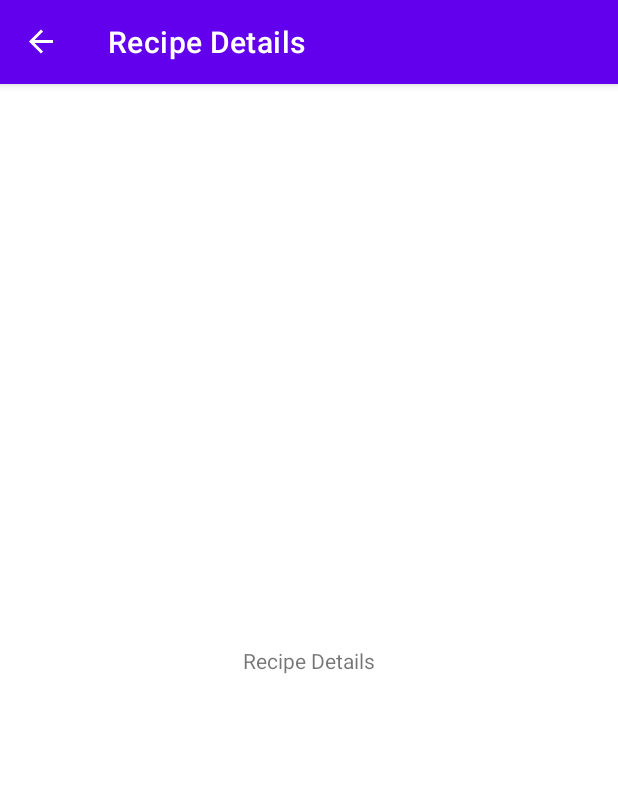
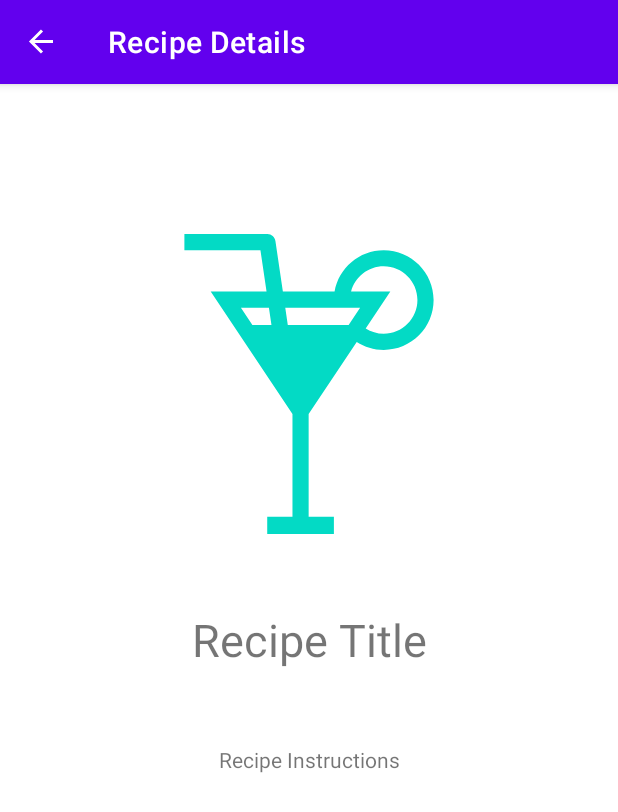
Before and after one commit to akr3081/mixology, an Android app: the RecipeDetailFragment screen opened through its navigation route, on a phone screen of 412 x 824 dp. Shown: the top 812 px of the screen. Run offline under Robolectric (Android 15) with nearby library versions, the light colour scheme and no system bars; our stand-ins replace navigation-ui; pictures from the network do not load.

Commit message:
Sets up RecipeDetailFragment

```diff
--- a/app/src/main/java/com/mixology/RecipeListFragment.kt
+++ b/app/src/main/java/com/mixology/RecipeListFragment.kt
@@ -8,8 +8,10 @@ import android.view.LayoutInflater
 import android.view.View
 import android.view.ViewGroup
 import android.widget.Toast
+import androidx.core.os.bundleOf
+import androidx.fragment.app.setFragmentResult
 import androidx.navigation.fragment.findNavController
-import com.mixology.adapters.RecipeAdapter
+import com.mixology.adapters.RecipeListAdapter
 import com.mixology.common.getRecipeList
 import com.mixology.databinding.RecipeListFragmentBinding
 import com.mixology.models.Recipe
@@ -39,11 +41,12 @@ class RecipeListFragment : Fragment() {
 
         appContext = requireContext()
 
-        val adapter = RecipeAdapter(appContext, recipeList)
+        val adapter = RecipeListAdapter(appContext, recipeList)
         binding.recipeList.adapter = adapter
 
         // Navigates to recipeDetail fragment when item is clicked
         binding.recipeList.setOnItemClickListener { parent, _, position, _ ->
+            setFragmentResult("recipeId", bundleOf("recipeId" to recipeList[position].id))
             findNavController().navigate(R.id.action_navigate_to_RecipeDetailFragment)
         }
 
--- a/app/src/main/java/com/mixology/adapters/RecipeAdapter.kt
+++ b/app/src/main/java/com/mixology/adapters/RecipeListAdapter.kt
@@ -11,8 +11,8 @@ import com.bumptech.glide.Glide
 import com.mixology.R
 import com.mixology.models.Recipe
 
-class RecipeAdapter(private val context: Context,
-                    private val dataSource: ArrayList<Recipe>) : BaseAdapter() {
+class RecipeListAdapter(private val context: Context,
+                        private val dataSource: ArrayList<Recipe>) : BaseAdapter() {
 
     private val inflater: LayoutInflater =
         context.getSystemService(Context.LAYOUT_INFLATER_SERVICE) as LayoutInflater
--- a/app/src/main/java/com/mixology/models/Recipe.kt
+++ b/app/src/main/java/com/mixology/models/Recipe.kt
@@ -1,11 +1,12 @@
 package com.mixology.models
 
-class Recipe(recipeTitle: String, recipeDesc: String, recipeSrc: String) {
+class Recipe(recipeId: String, recipeTitle: String, recipeDesc: String, recipeSrc: String) {
+    var id: String = recipeId
     var title: String = recipeTitle
     var description: String = recipeDesc
     var image: String = recipeSrc
 
     override fun toString(): String {
-        return title
+        return "$id: $title"
     }
 }
--- a/app/src/main/res/layout/recipe_detail_fragment.xml
+++ b/app/src/main/res/layout/recipe_detail_fragment.xml
@@ -5,16 +5,41 @@
     xmlns:tools="http://schemas.android.com/tools"
     android:layout_width="match_parent"
     android:layout_height="match_parent"
+    android:layout_margin="50dp"
     tools:context=".RecipeDetailFragment"
 >
+    <ImageView
+        android:id="@+id/recipe_detail_image"
+        android:layout_width="200dp"
+        android:layout_height="200dp"
+        android:layout_marginTop="50dp"
+        android:src="@drawable/thumbnail"
+        android:contentDescription="Recipe thumbnail"
+        app:layout_constraintTop_toTopOf="parent"
+        app:layout_constraintStart_toStartOf="parent"
+        app:layout_constraintEnd_toEndOf="parent"
+    />
+
     <TextView
-        android:id="@+id/recipe_detail_textview"
+        android:id="@+id/recipe_detail_title"
         android:layout_width="wrap_content"
         android:layout_height="wrap_content"
-        android:text="Recipe Details"
-        app:layout_constraintBottom_toBottomOf="parent"
+        android:layout_marginTop="50dp"
+        android:textSize="30sp"
+        android:text="Recipe Title"
+        app:layout_constraintTop_toBottomOf="@id/recipe_detail_image"
+        app:layout_constraintStart_toStartOf="parent"
         app:layout_constraintEnd_toEndOf="parent"
+    />
+
+    <TextView
+        android:id="@+id/recipe_detail_instructions"
+        android:layout_width="wrap_content"
+        android:layout_height="wrap_content"
+        android:layout_marginTop="50dp"
+        android:text="Recipe Instructions"
+        app:layout_constraintTop_toBottomOf="@id/recipe_detail_title"
         app:layout_constraintStart_toStartOf="parent"
-        app:layout_constraintTop_toTopOf="parent"
+        app:layout_constraintEnd_toEndOf="parent"
     />
 </androidx.constraintlayout.widget.ConstraintLayout>
```
Also changed, not shown: app/src/main/java/com/mixology/RecipeDetailFragment.kt (+13 -1 lines), app/src/main/java/com/mixology/common/Utils.kt (+18 -1 lines).
